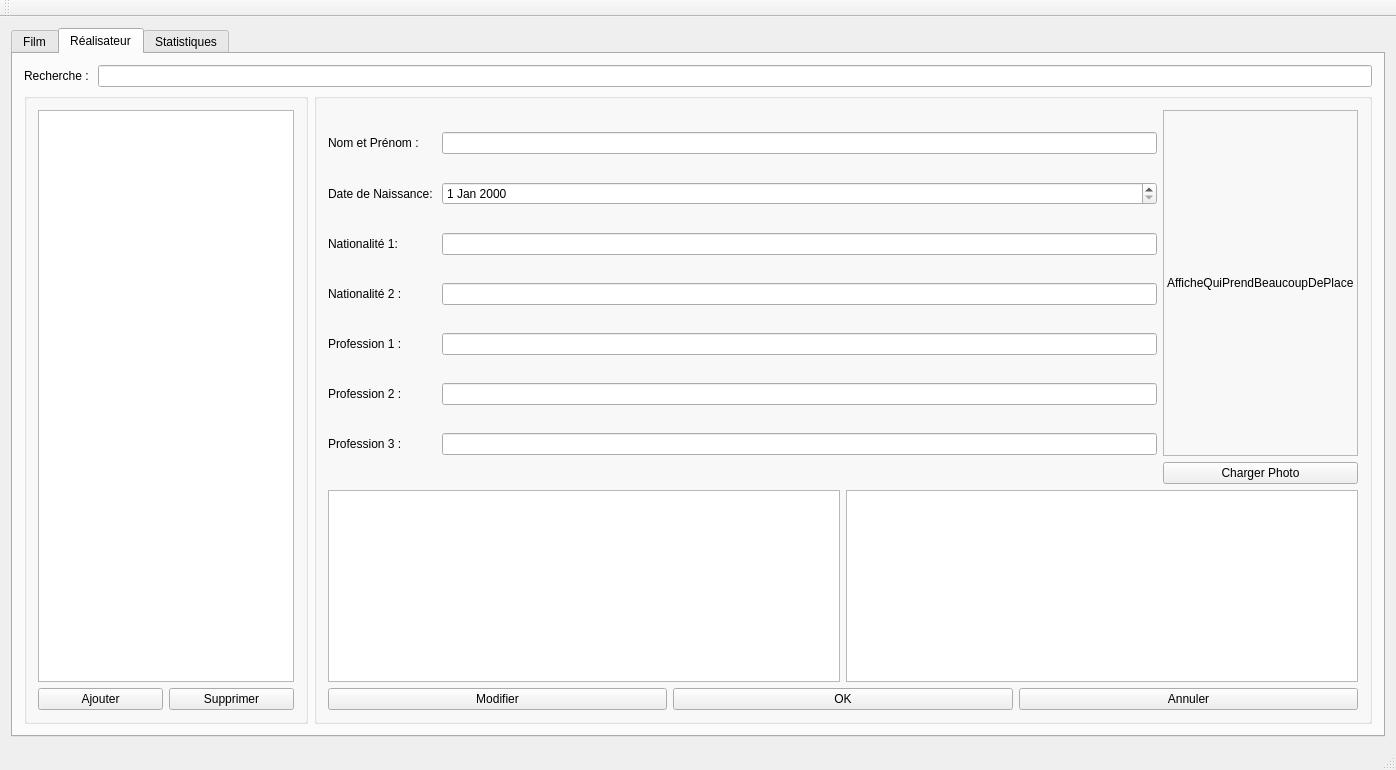
Above: Application/Interface/mainwindow.ui from formationc-aelion/ProjectEquipe1 before the change. Below: the same form after it.
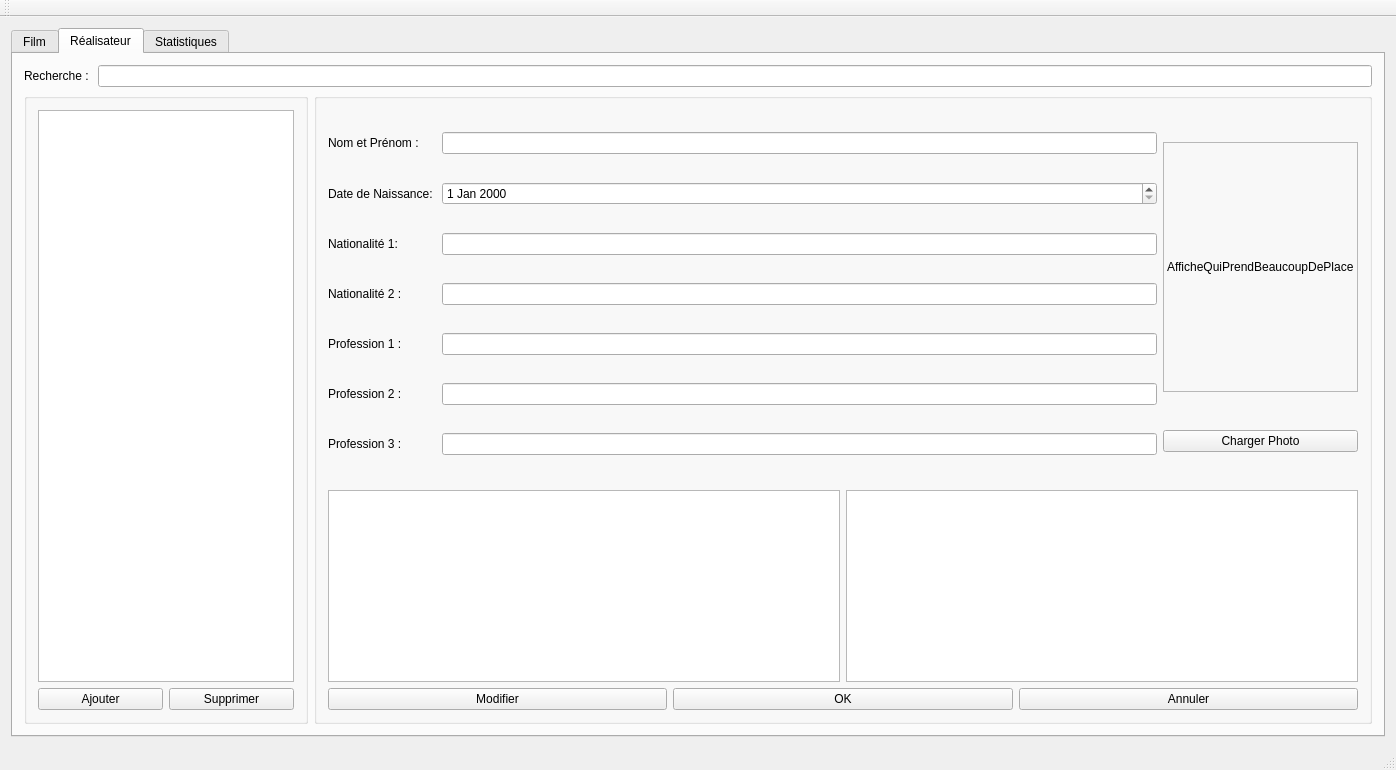
That is the form after the change. The open tabs and pages were chosen to show the change.

```diff
--- a/Application/Interface/mainwindow.ui
+++ b/Application/Interface/mainwindow.ui
@@ -375,6 +375,12 @@
                  <height>250</height>
                 </size>
                </property>
+               <property name="maximumSize">
+                <size>
+                 <width>199</width>
+                 <height>250</height>
+                </size>
+               </property>
                <property name="frameShape">
                 <enum>QFrame::StyledPanel</enum>
                </property>
```
Left out of the diff: 8 changed lines with no effect on the pictures.
